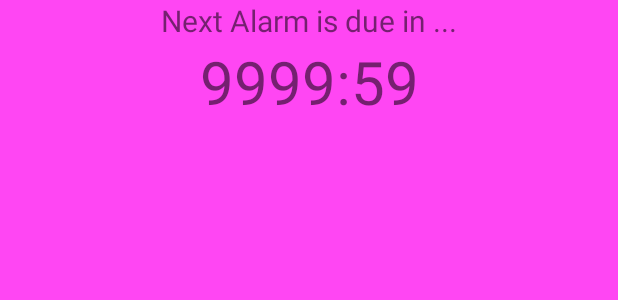
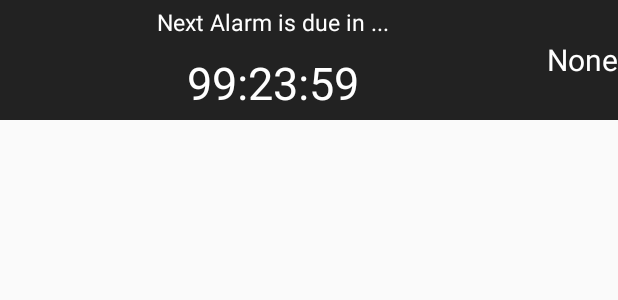
Before and after one commit to CaptainFuzzyFace/Monster, an Android app: the layout alarm.xml on its own in the app's theme, with its tools: preview values and no code run, on a phone screen of 412 x 824 dp. Shown: the top 300 px of the screen. Run offline under Robolectric (Android 15) with nearby library versions, the phone set to English and light mode, and no system bars.

Commit message:
Working alarm requires tidy up

```diff
--- a/app/src/main/java/com/thefamulus/app/Block.java
+++ b/app/src/main/java/com/thefamulus/app/Block.java
@@ -9,6 +9,11 @@ public class Block {
 
     // Must have a view
     View blockView;
+    int blockPriority = 0;
+    int blockRefresh = 0;
+    // TODO onClick method
+
+
 
     // Auto refresh interval
     int autoRefreshInterval = 0;
--- a/app/src/main/res/layout/alarm.xml
+++ b/app/src/main/res/layout/alarm.xml
@@ -4,32 +4,50 @@
     android:id="@+id/alarmBlock"
     android:orientation="horizontal"
     android:layout_width="match_parent"
-    android:layout_height="match_parent"
-    android:background="#ff46f3">
+    android:layout_height="wrap_content"
+    android:background="#222222">
 
     <LinearLayout xmlns:android="http://schemas.android.com/apk/res/android"
         android:id="@+id/alarmDetails"
         android:orientation="vertical"
-        android:layout_width="match_parent"
-        android:layout_height="match_parent">
+        android:layout_width="wrap_content"
+        android:layout_height="wrap_content"
+        android:gravity="fill_horizontal"
+        android:layout_gravity="right"
+        android:layout_weight="1">
+
         <TextView
             android:id="@+id/alarmName"
             android:layout_width="fill_parent"
-            android:layout_height="wrap_content"
+            android:layout_height="30dp"
             android:text="@string/title_alarm"
             android:layout_gravity="center_horizontal"
             android:gravity="center"
-            android:textSize="20dp" />
+            android:textSize="15dp"
+            android:textColor="@android:color/white" />
 
         <TextView
             android:id="@+id/alarmTimer"
             android:layout_width="match_parent"
-            android:layout_height="wrap_content"
+            android:layout_height="50dp"
             android:layout_gravity="center_horizontal"
-            android:text="9999:59"
-            android:gravity="center_horizontal"
-            android:textSize="40dp" />
+            android:text="99:23:59"
+            android:gravity="center"
+            android:textSize="30dp"
+            android:background="@android:color/transparent"
+            android:textColor="@android:color/white" />
 
     </LinearLayout>
 
+    <TextView
+        android:id="@+id/alarmSet"
+        android:layout_width="wrap_content"
+        android:layout_height="80dp"
+        android:layout_gravity="center_horizontal"
+        android:text="None"
+        android:gravity="center"
+        android:textSize="20dp"
+        android:background="@android:color/transparent"
+        android:textColor="@android:color/white" />
+
 </LinearLayout>
```
Also changed, not shown: app/src/main/java/com/thefamulus/app/FullscreenActivity.java (+86 -13 lines), 1 other file.
